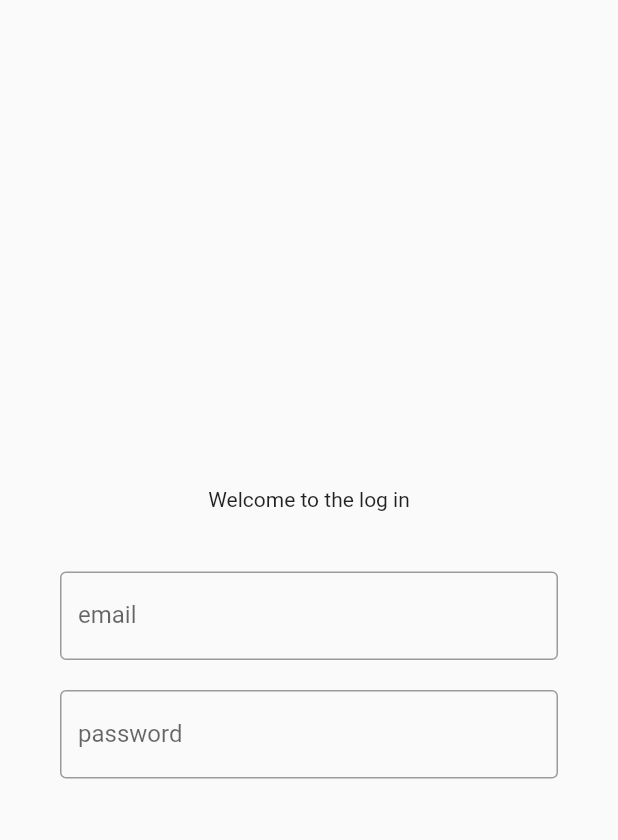
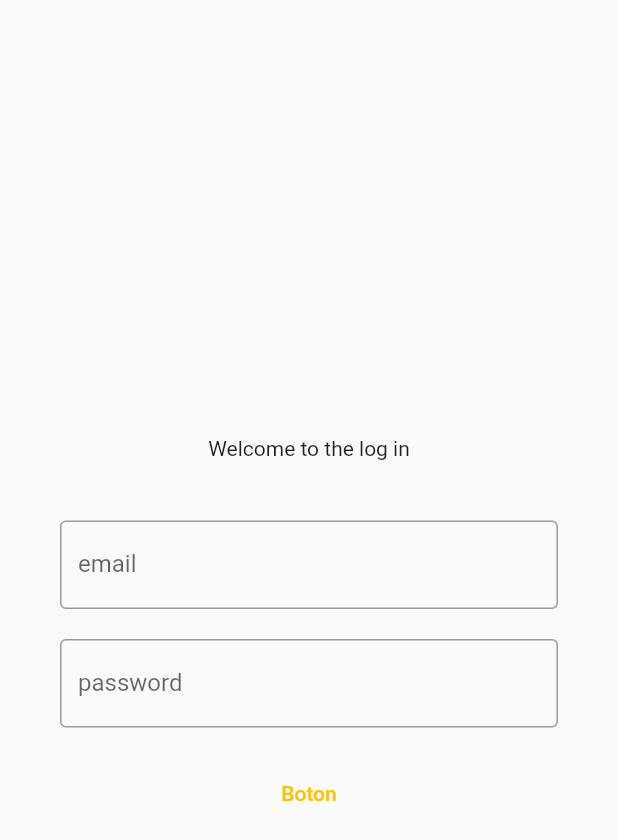
Before and after one commit to DiegoGamboa03/ucabgo_ui, a Flutter app: the screen it shows after launch, on a phone screen of 412 x 824 dp. Shown: the top 840 px of the screen. Run offline on Flutter 3.47's test engine with Material 2 defaults, Android fonts, the phone set to English and light mode, and no system bars.

Commit message:
Agregando boton sin fucionabilidad

```diff
--- a/lib/pages/login.dart
+++ b/lib/pages/login.dart
@@ -47,6 +47,13 @@ class Login extends StatelessWidget {
                   password = value;
                 },
               ),
+            ),
+            Padding(
+              padding: const EdgeInsets.all(10.0),
+              child: TextButton(
+                onPressed: () {},
+                child: const Text('Boton'),
+              ),
             )
           ],
         ),
```
